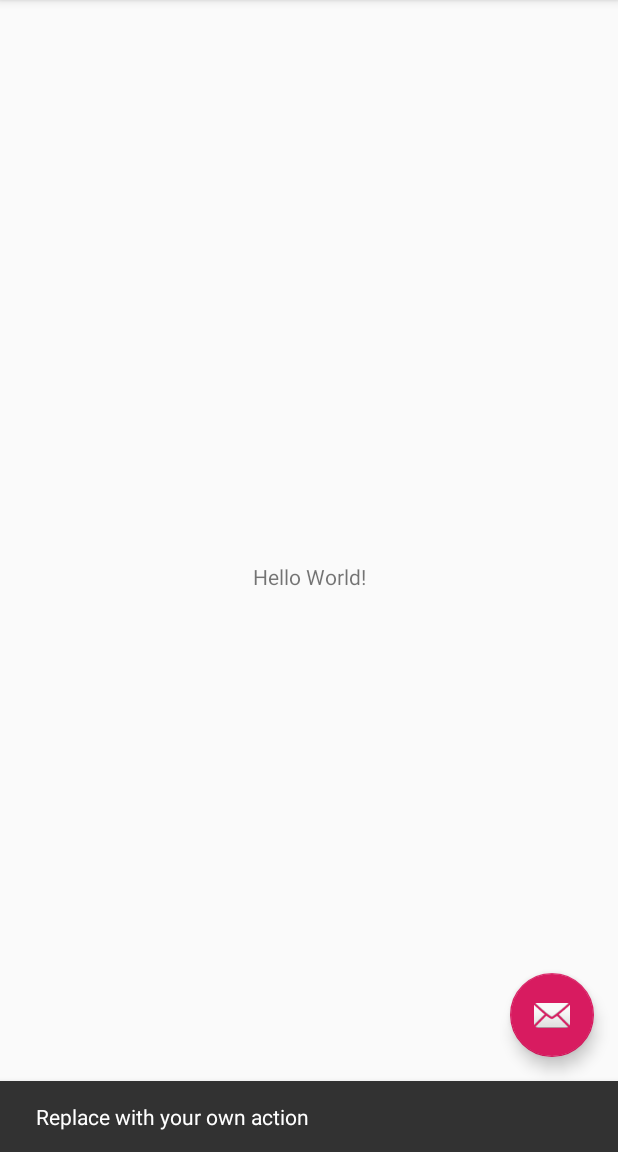
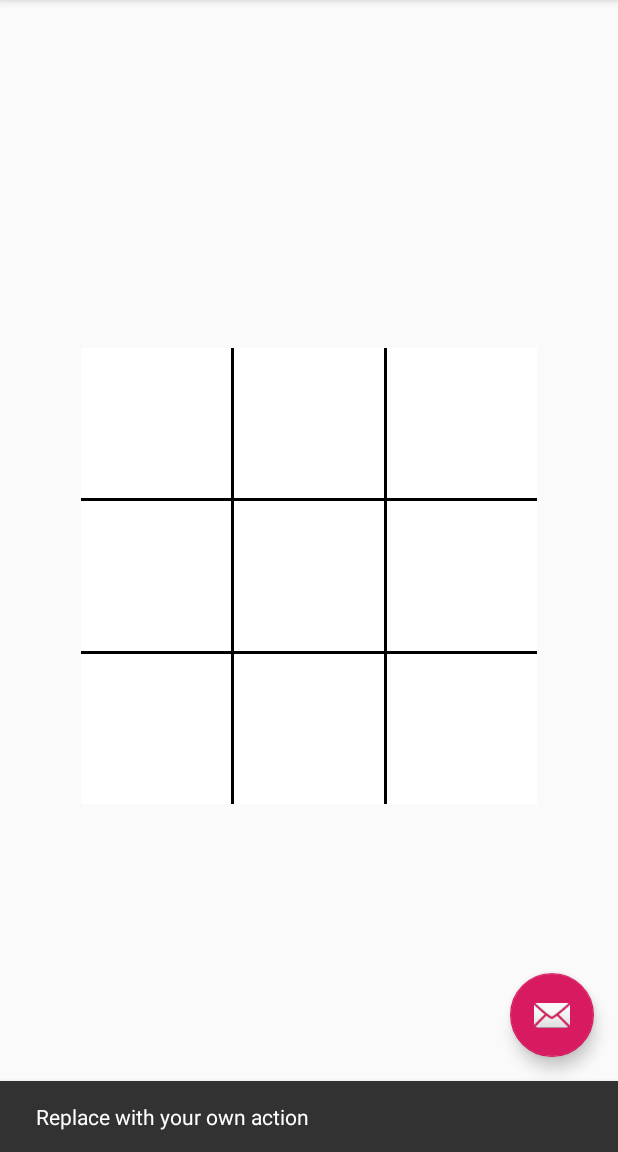
Before and after one commit to dbajaj79/TicToc, an Android app: the screen it shows after launch (MainActivity), after a tap on an icon or button, on a phone screen of 412 x 824 dp, the part 84-1236 px from its top. Run offline under Robolectric (Android 15) with nearby library versions, the phone set to English and light mode, and no system bars.

Commit message:
Implement Tic-Toc Design

```diff
--- a/app/src/main/res/layout/content_main.xml
+++ b/app/src/main/res/layout/content_main.xml
@@ -9,13 +9,68 @@
         tools:showIn="@layout/activity_main"
         tools:context=".MainActivity">
 
-    <TextView
+
+    <TableLayout
+            android:id="@+id/table_layout"
             android:layout_width="wrap_content"
-            android:layout_height="wrap_content"
-            android:text="Hello World!"
-            app:layout_constraintBottom_toBottomOf="parent"
-            app:layout_constraintLeft_toLeftOf="parent"
-            app:layout_constraintRight_toRightOf="parent"
-            app:layout_constraintTop_toTopOf="parent"/>
+            android:layout_height="wrap_content" app:layout_constraintTop_toTopOf="parent"
+            app:layout_constraintEnd_toEndOf="parent" app:layout_constraintBottom_toBottomOf="parent"
+            app:layout_constraintStart_toStartOf="parent"
+            android:gravity="center"
+    >
 
+        <TableRow
+                android:id="@+id/r0"
+                style="@style/tablerow">
+            <TextView
+                    android:layout_column="0"
+                    style="@style/cell.left"/>
+            <TextView
+                    style="@style/cell.center"
+                    android:layout_column="1"
+            />
+            <TextView
+                    style="@style/cell.right"
+                    android:layout_column="2"
+            />
+
+
+        </TableRow>
+        <TableRow
+                android:id="@+id/r1"
+                style="@style/tablerow">
+            <TextView
+                    android:layout_column="0"
+                    style="@style/cell.left"/>
+            <TextView
+                    style="@style/cell.center"
+                    android:layout_column="1"
+            />
+            <TextView
+                    style="@style/cell.right"
+                    android:layout_column="2"
+            />
+
+
+        </TableRow>
+
+        <TableRow
+                android:id="@+id/r2"
+                style="@style/tablerow">
+            <TextView
+                    android:layout_column="0"
+                    style="@style/cell.bottom"/>
+            <TextView
+                    style="@style/cell.bottom"
+                    android:layout_column="1"
+            />
+            <TextView
+                    style="@style/cell"
+                    android:layout_column="2"
+            />
+
+
+        </TableRow>
+
+    </TableLayout>
 </androidx.constraintlayout.widget.ConstraintLayout>
--- a/app/src/main/res/values/colors.xml
+++ b/app/src/main/res/values/colors.xml
@@ -3,4 +3,6 @@
     <color name="colorPrimary">#008577</color>
     <color name="colorPrimaryDark">#00574B</color>
     <color name="colorAccent">#D81B60</color>
+    <color name="black">#000000</color>
+    <color name="white">#ffffff</color>
 </resources>
--- a/app/src/main/res/values/dimens.xml
+++ b/app/src/main/res/values/dimens.xml
@@ -1,3 +1,6 @@
 <resources>
     <dimen name="fab_margin">16dp</dimen>
+    <dimen name="text_size">64sp</dimen>
+    <dimen name="cell_height_width">100dp</dimen>
+    <dimen name="cell_margin">2dp</dimen>
 </resources>
--- a/app/src/main/res/values/styles.xml
+++ b/app/src/main/res/values/styles.xml
@@ -13,5 +13,39 @@
     </style>
     <style name="AppTheme.AppBarOverlay" parent="ThemeOverlay.AppCompat.Dark.ActionBar"/>
     <style name="AppTheme.PopupOverlay" parent="ThemeOverlay.AppCompat.Light"/>
+    <style name="tablerow">
+        <item name="android:layout_width">match_parent</item>
+        <item name="android:background">@color/black</item>
+        <item name="android:orientation">horizontal</item>
+        <item name="android:layout_height">wrap_content</item>
+    </style>
+
+    <style name="cell.left" parent="cell">
+        <item name="android:layout_marginBottom">@dimen/cell_margin</item>
+        <item name="android:layout_marginRight">@dimen/cell_margin</item>
+        <item name="android:layout_marginEnd">@dimen/cell_margin</item>
+    </style>
+    <style name="cell.center" parent="cell">
+        <item name="android:layout_marginBottom">@dimen/cell_margin</item>
+        <item name="android:layout_marginRight">@dimen/cell_margin</item>
+        <item name="android:layout_marginEnd">@dimen/cell_margin</item>
+    </style>
+    <style name="cell.right" parent="cell">
+        <item name="android:layout_marginBottom">@dimen/cell_margin</item>
+
+    </style>
+    <style name="cell.bottom" parent="cell">
+        <item name="android:layout_marginRight">@dimen/cell_margin</item>
+        <item name="android:layout_marginEnd">@dimen/cell_margin</item>
+
+    </style>
+     <style name="cell">
+        <item name="android:layout_width">@dimen/cell_height_width</item>
+        <item name="android:background">@color/white</item>
+        <item name="android:textSize">@dimen/text_size</item>
+        <item name="android:gravity">center</item>
+        <item name="android:clickable">true</item>
+        <item name="android:layout_height">@dimen/cell_height_width</item>
+    </style>
 
 </resources>
```
